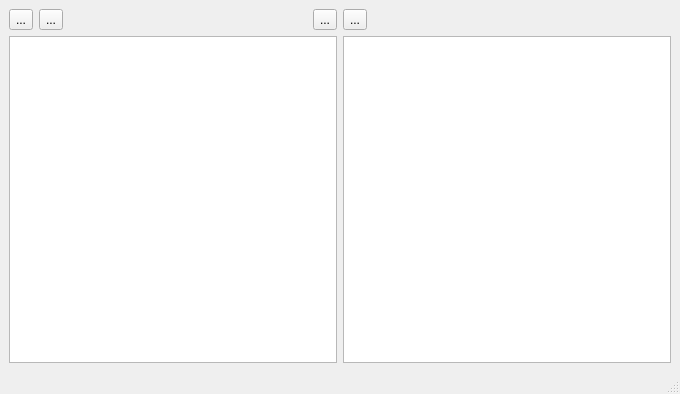
Above: ui/MainWindow.ui from cnhemiya/shitu-manager before the change. Below: the same form after it.
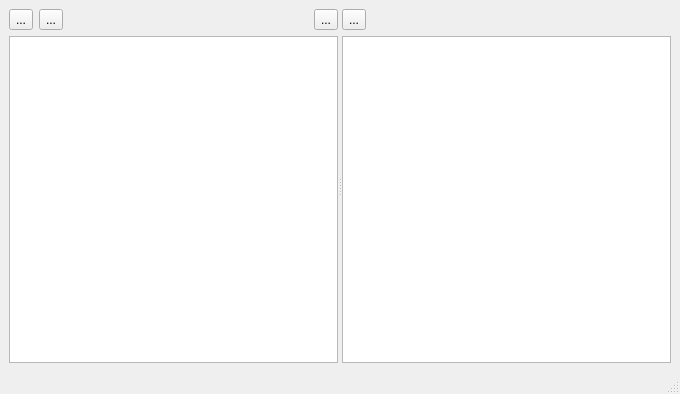
That is the form after the change.

Commit message: 增加列表控件拖动调整大小

Patch:
```diff
--- a/ui/MainWindow.ui
+++ b/ui/MainWindow.ui
@@ -22,6 +22,11 @@
   <widget class="QWidget" name="centralwidget">
    <layout class="QHBoxLayout" name="horizontalLayout_4">
     <item>
+     <widget class="QSplitter" name="splitter">
+      <property name="orientation">
+       <enum>Qt::Horizontal</enum>
+      </property>
+      <widget class="QWidget" name="layoutWidget">
      <layout class="QVBoxLayout" name="verticalLayout">
       <item>
        <layout class="QHBoxLayout" name="horizontalLayout">
@@ -63,14 +68,20 @@
       </item>
       <item>
        <widget class="QListView" name="classLstv">
+          <property name="minimumSize">
+           <size>
+            <width>200</width>
+            <height>0</height>
+           </size>
+          </property>
         <property name="editTriggers">
          <set>QAbstractItemView::NoEditTriggers</set>
         </property>
        </widget>
       </item>
      </layout>
-    </item>
-    <item>
+      </widget>
+      <widget class="QWidget" name="layoutWidget">
      <layout class="QVBoxLayout" name="verticalLayout_2">
       <item>
        <layout class="QHBoxLayout" name="horizontalLayout_2">
@@ -97,9 +108,18 @@
        </layout>
       </item>
       <item>
-       <widget class="QListWidget" name="imageLstw"/>
-      </item>
-     </layout>
+         <widget class="QListWidget" name="imageLstw">
+          <property name="minimumSize">
+           <size>
+            <width>200</width>
+            <height>0</height>
+           </size>
+          </property>
+         </widget>
+        </item>
+       </layout>
+      </widget>
+     </widget>
     </item>
    </layout>
   </widget>
```
Left out of the diff: 2 changed lines with no effect on the pictures. Lines whose indentation alone changed are shown as unchanged. The commit also changes 2 other files.
